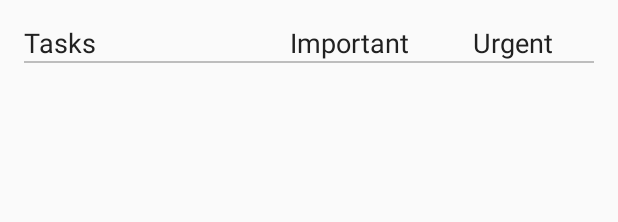
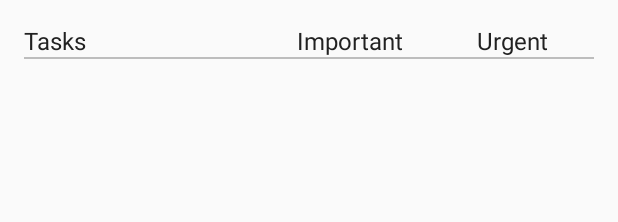
Before and after one commit to tanzeel291994/Effy, an Android app: the layout effy_widget.xml on its own in the app's theme, with its tools: preview values and no code run, on a phone screen of 412 x 824 dp. Shown: the top 222 px of the screen. Run offline under Robolectric (Android 15) with nearby library versions, the light colour scheme and no system bars.

```diff
--- a/app/src/main/res/layout/effy_widget.xml
+++ b/app/src/main/res/layout/effy_widget.xml
@@ -11,7 +11,6 @@
         android:orientation="horizontal"
         android:paddingTop="@dimen/activity_vertical_margin"
         android:paddingStart="@dimen/activity_vertical_margin"
-        android:paddingLeft="@dimen/activity_vertical_margin"
         android:paddingEnd="@dimen/activity_vertical_margin">
         <TextView
             android:layout_width="0dp"
@@ -20,7 +19,7 @@
             android:text="@string/tasks"
             android:layout_gravity="fill"
             android:layout_weight="1.5"
-            android:textSize="18sp"
+            android:textSize="16sp"
             android:textColor="@color/primary_text"/>
         <TextView
             android:layout_width="0dp"
@@ -29,7 +28,7 @@
             android:text="@string/important"
             android:layout_weight="1"
             android:textAlignment="center"
-            android:textSize="18sp"
+            android:textSize="16sp"
             android:textColor="@color/primary_text"/>
         <TextView
             android:layout_width="0dp"
@@ -38,7 +37,7 @@
             android:text="@string/urgent"
             android:layout_weight="1"
             android:textAlignment="center"
-            android:textSize="18sp"
+            android:textSize="16sp"
             android:textColor="@color/primary_text"/>
     </LinearLayout>
     <LinearLayout
```
